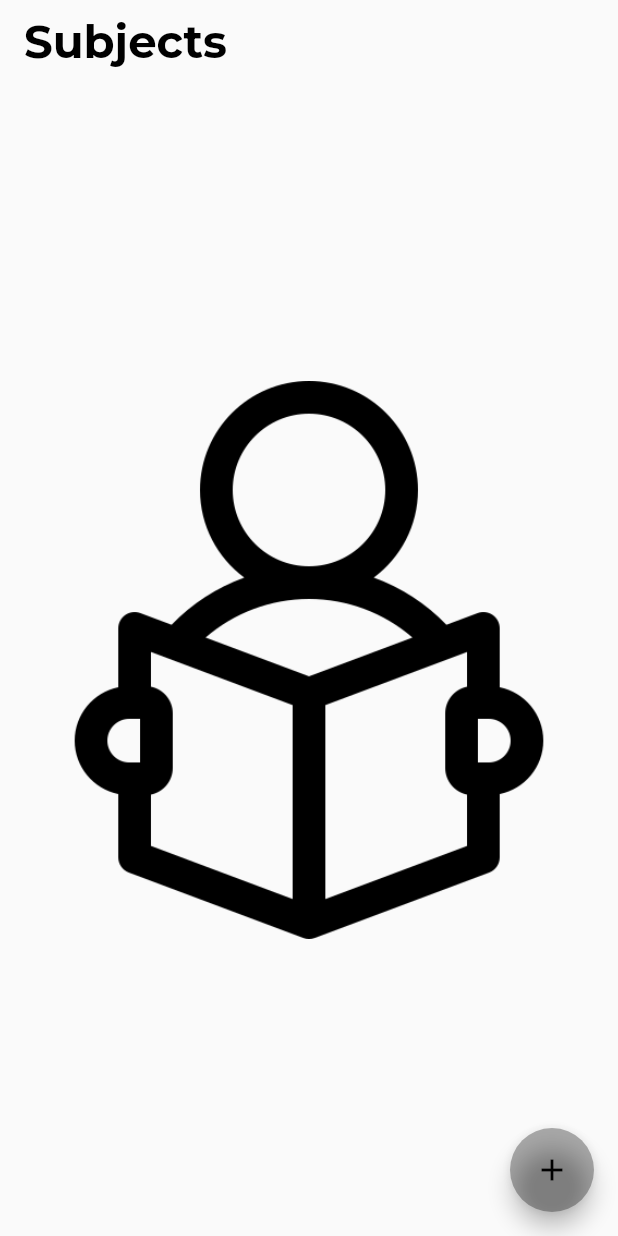
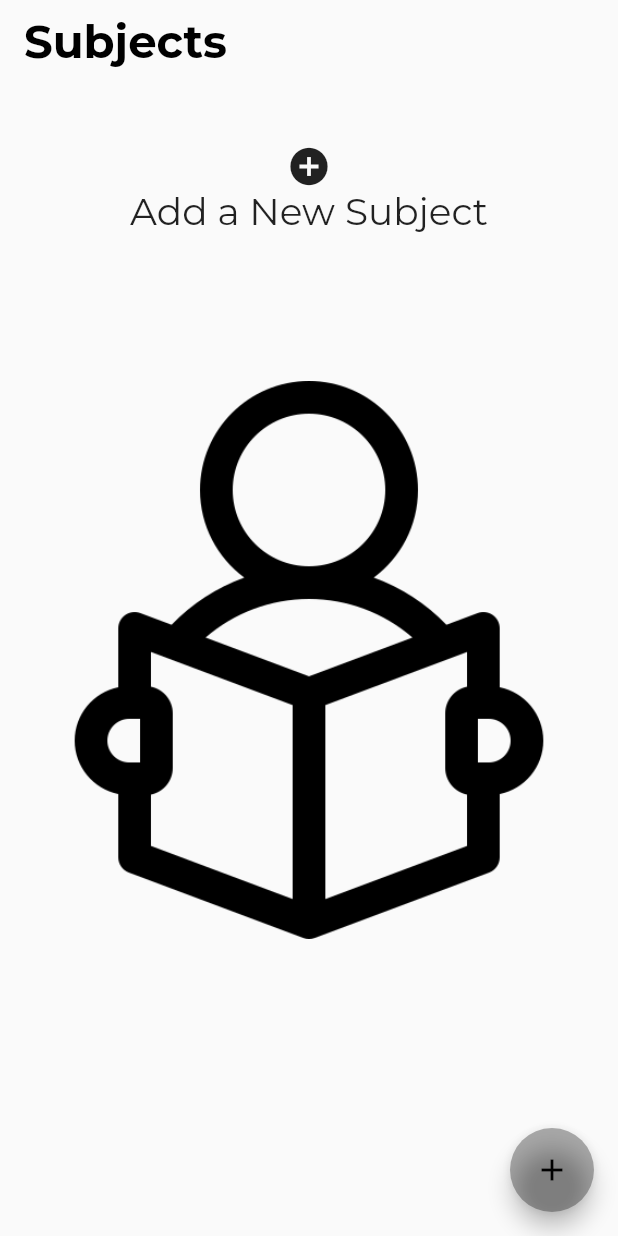
Before and after one commit to tavkeer/Attendence-App, a Flutter app: the screen it shows after launch, on a phone screen of 412 x 824 dp. Run offline on Flutter 3.47's test engine with Material 2 defaults, Android fonts, the phone set to English and light mode, and no system bars; our stand-ins replace flutter_slidable, google_fonts, hive_flutter; accounts and stored records are empty.

Commit message:
final touches done

```diff
--- a/lib/pages/home_page.dart
+++ b/lib/pages/home_page.dart
@@ -18,6 +18,9 @@ class _HomePageState extends State<HomePage> {
   // reference the hive box
   final _subject = Hive.box('subList');
 
+  //no data in hive
+  bool noData = true;
+
   //database object initialization
   ToDoDataBase db = ToDoDataBase();
 
@@ -28,12 +31,13 @@ class _HomePageState extends State<HomePage> {
     // if this is the 1st time ever openin the app, then create default data
     if (_subject.get("subList") == null) {
       db.createInitialData();
+      noData = true;
     } else {
       // there already exists data
       db.loadSubjectList();
+      subjectPercentage = db.listOfSubjectPercentage();
+      noData = false;
     }
-    subjectPercentage = db.listOfSubjectPercentage();
-
     super.initState();
   }
 
@@ -46,6 +50,7 @@ class _HomePageState extends State<HomePage> {
       db.SubjectList.add(_controller.text);
       db.updateDataBase(_controller.text);
       _controller.clear();
+      subjectPercentage = db.listOfSubjectPercentage();
     });
     Navigator.of(context).pop();
   }
@@ -62,6 +67,9 @@ class _HomePageState extends State<HomePage> {
         );
       },
     );
+    setState(() {
+      noData = false;
+    });
   }
 
   // delete task
@@ -103,7 +111,26 @@ class _HomePageState extends State<HomePage> {
             child: Image.asset("lib/assets/reading-book.png"),
           ),
         ),
-        ListView.builder(
+        (noData)
+            ? Container(
+                padding: EdgeInsets.symmetric(vertical: 40),
+                alignment: Alignment(0, -1),
+                child: Column(
+                  children: const [
+                    Icon(
+                      Icons.add_circle,
+                      size: 30,
+                    ),
+                    Text(
+                      "Add a New Subject",
+                      style: TextStyle(
+                        fontSize: 25,
+                      ),
+                    ),
+                  ],
+                ),
+              )
+            : ListView.builder(
                 itemCount: db.SubjectList.length,
                 itemBuilder: (context, index) {
                   return GestureDetector(
```
Lines whose indentation alone changed are shown as unchanged.
